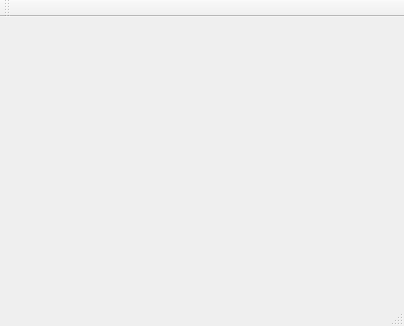
First picture: the form in mainwindow.ui, repository VasanthBalguri/OSGAssembly, before the edit.
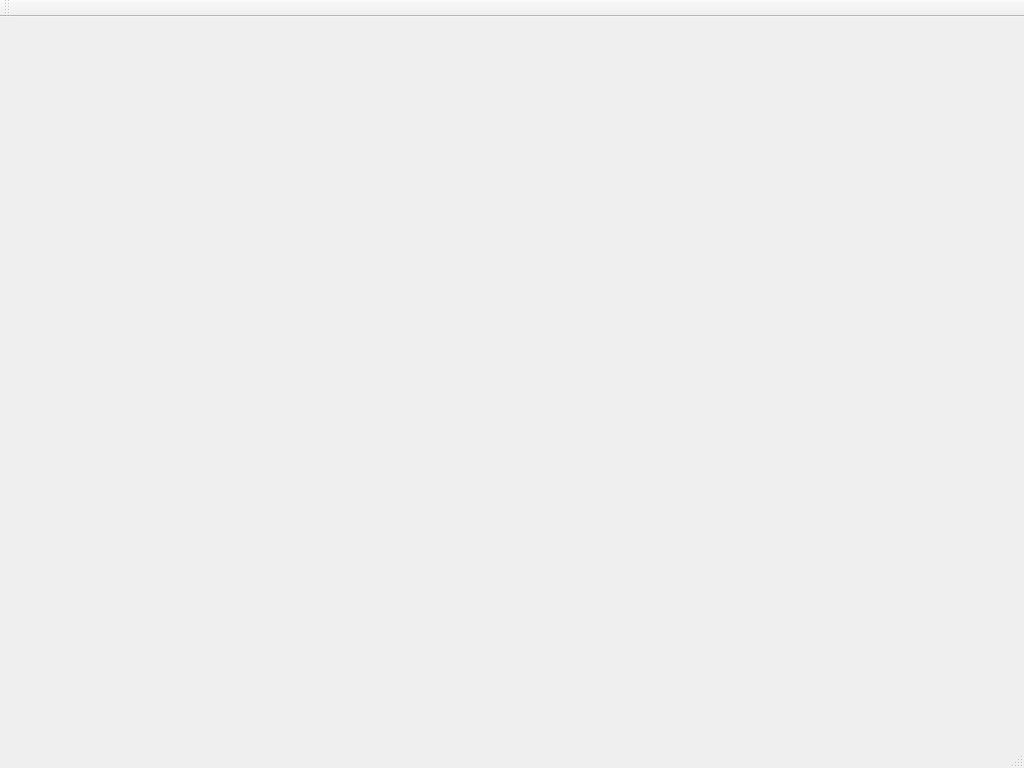
Second picture: the form after the edit.

Patch:
```diff
--- a/mainwindow.ui
+++ b/mainwindow.ui
@@ -6,8 +6,8 @@
    <rect>
     <x>0</x>
     <y>0</y>
-    <width>404</width>
-    <height>326</height>
+    <width>1024</width>
+    <height>768</height>
    </rect>
   </property>
   <property name="windowTitle">
```
Left out of the diff: 2 changed lines with no effect on the pictures.
